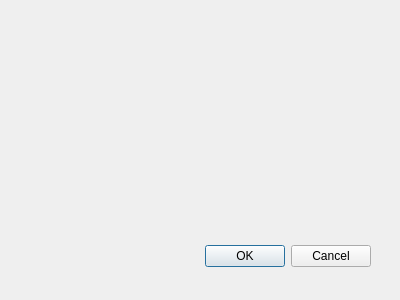
The window that pyside/pos/login.ui (mestizosdev/pos_xml_rpc) describes before a commit, drawn with Qt 5.
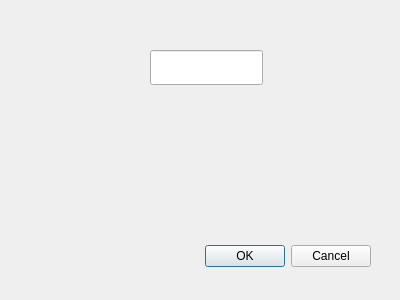
The same window after the commit.

Commit message: [IMP] Added login actions

The edit to the form file:
```diff
--- a/pyside/pos/login.ui
+++ b/pyside/pos/login.ui
@@ -31,6 +31,16 @@
     <set>QDialogButtonBox::Cancel|QDialogButtonBox::Ok</set>
    </property>
   </widget>
+  <widget class="QLineEdit" name="editUser">
+   <property name="geometry">
+    <rect>
+     <x>150</x>
+     <y>50</y>
+     <width>113</width>
+     <height>35</height>
+    </rect>
+   </property>
+  </widget>
  </widget>
  <pixmapfunction></pixmapfunction>
  <resources/>
```
Left out of the diff: 30 changed lines with no effect on the pictures. The commit also changes 2 other files.
